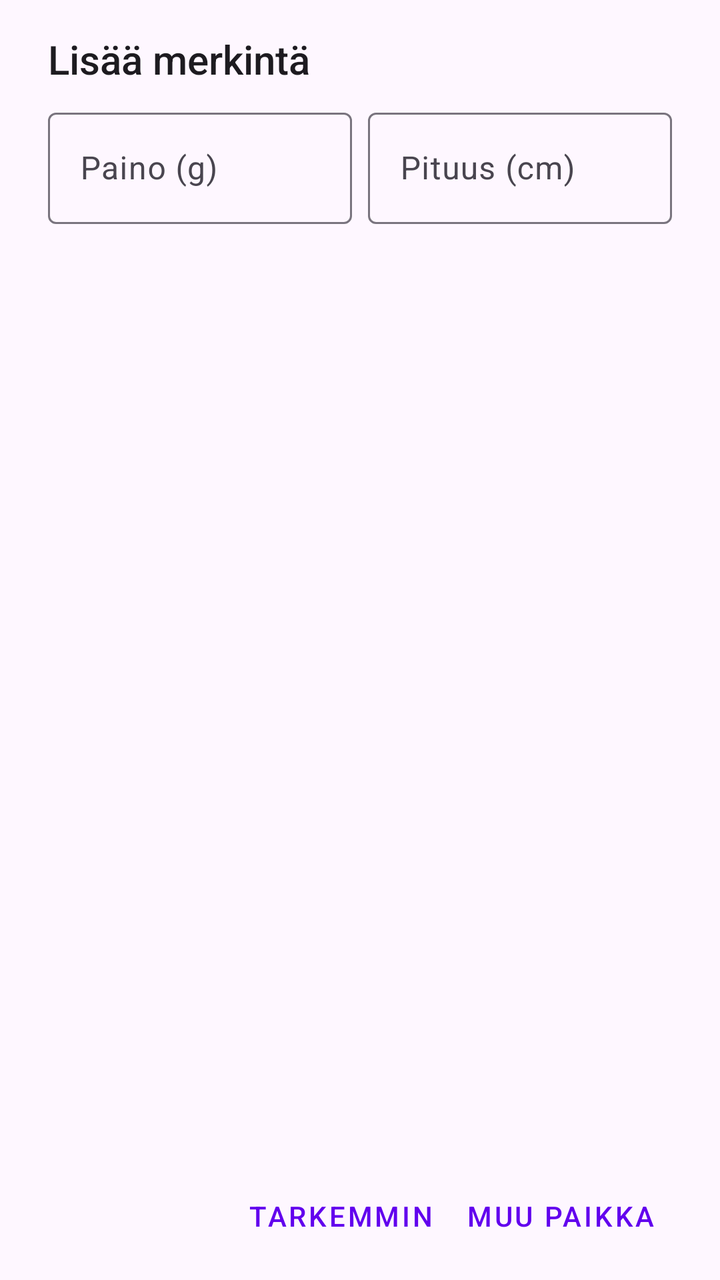
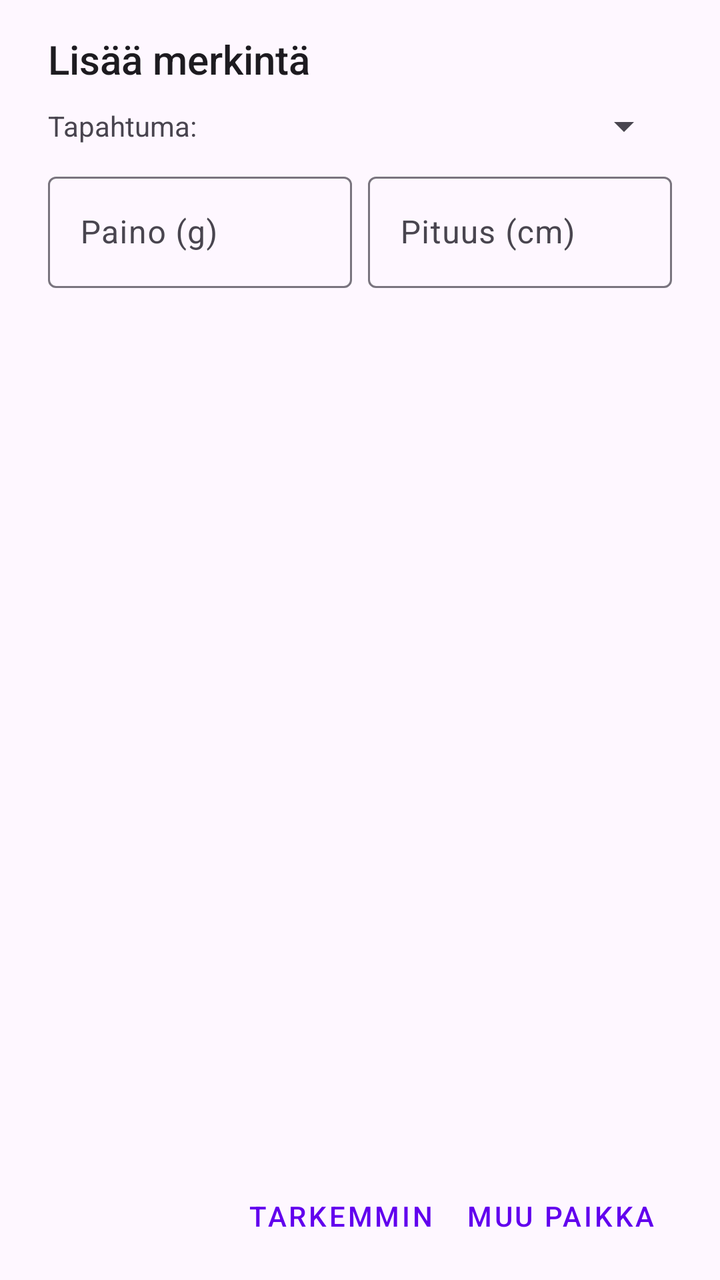

The first picture is an Android layout as it rendered before a commit; the second is the same layout after the commit. The layout source and the unified diff follow.
<!-- AndroidManifest.xml: application theme Theme.KalaKartta -->
<!-- res/layout/dialog_species_title.xml -->
<?xml version="1.0" encoding="utf-8"?>
<LinearLayout xmlns:android="http://schemas.android.com/apk/res/android"
    android:id="@+id/dialog_species_root"
    android:layout_width="match_parent"
    android:layout_height="match_parent"
    android:orientation="vertical"
    android:paddingStart="24dp"
    android:paddingTop="16dp"
    android:paddingEnd="24dp"
    android:paddingBottom="8dp">

    <TextView
        android:id="@+id/dialogTitle"
        android:layout_width="match_parent"
        android:layout_height="wrap_content"
        android:text="@string/add_catch"
        android:textAppearance="@style/TextAppearance.AppCompat.Title" />

    <com.google.android.material.textfield.TextInputLayout
        android:id="@+id/placeNameInputLayout"
        android:layout_width="match_parent"
        android:layout_height="wrap_content"
        android:hint="@string/place_name"
        android:layout_marginTop="8dp"
        android:visibility="gone">
        <com.google.android.material.textfield.TextInputEditText
            android:id="@+id/placeNameInput"
            android:layout_width="match_parent"
            android:layout_height="wrap_content"
            android:inputType="textCapSentences" />
    </com.google.android.material.textfield.TextInputLayout>

    <LinearLayout
        android:id="@+id/fishInputsLayout"
        android:layout_width="match_parent"
        android:layout_height="wrap_content"
        android:orientation="horizontal"
        android:layout_marginTop="8dp">

        <com.google.android.material.textfield.TextInputLayout
            android:layout_width="0dp"
            android:layout_height="wrap_content"
            android:layout_weight="1"
            android:hint="@string/weight"
            android:layout_marginEnd="4dp">
            <com.google.android.material.textfield.TextInputEditText
                android:id="@+id/weightInput"
                android:layout_width="match_parent"
                android:layout_height="wrap_content"
                android:inputType="number" />
        </com.google.android.material.textfield.TextInputLayout>

        <com.google.android.material.textfield.TextInputLayout
            android:layout_width="0dp"
            android:layout_height="wrap_content"
            android:layout_weight="1"
            android:hint="@string/length"
            android:layout_marginStart="4dp">
            <com.google.android.material.textfield.TextInputEditText
                android:id="@+id/lengthInput"
                android:layout_width="match_parent"
                android:layout_height="wrap_content"
                android:inputType="number" />
        </com.google.android.material.textfield.TextInputLayout>

    </LinearLayout>

    <TextView
        android:id="@+id/weatherStationInfo"
        android:layout_width="match_parent"
        android:layout_height="wrap_content"
        android:textSize="12sp"
        android:visibility="gone"
        android:layout_marginTop="2dp"
        android:textColor="?android:attr/textColorSecondary" />

    <LinearLayout
        android:layout_width="match_parent"
        android:layout_height="0dp"
        android:layout_weight="1"
        android:minHeight="200dp"
        android:orientation="vertical">
        <ListView
            android:id="@+id/speciesListView"
            android:layout_width="match_parent"
            android:layout_height="match_parent"
            android:divider="@null"
            android:dividerHeight="0dp" />
    </LinearLayout>

    <LinearLayout
        android:layout_width="match_parent"
        android:layout_height="wrap_content"
        android:orientation="horizontal"
        android:gravity="end"
        android:layout_marginTop="8dp">

        <com.google.android.material.button.MaterialButton
            android:id="@+id/addDetailedButton"
            style="@style/Widget.MaterialComponents.Button.TextButton"
            android:layout_width="wrap_content"
            android:layout_height="wrap_content"
            android:textColor="#6200EE"
            android:text="@string/add_detailed" />

        <com.google.android.material.button.MaterialButton
            android:id="@+id/addOtherButton"
            style="@style/Widget.MaterialComponents.Button.TextButton"
            android:layout_width="wrap_content"
            android:layout_height="wrap_content"
            android:textColor="#6200EE"
            android:text="@string/add_other" />

    </LinearLayout>

</LinearLayout>
<!-- resources referenced by this layout -->
<resources>
  <string name="add_catch">Lisää merkintä</string>
  <string name="add_detailed">Tarkemmin</string>
  <string name="add_other">Muu paikka</string>
  <string name="length">Pituus (cm)</string>
  <string name="place_name">Paikan nimi</string>
  <string name="weight">Paino (g)</string>
  <style name="Theme.KalaKartta" parent="Base.Theme.KalaKartta" />
  <style name="Base.Theme.KalaKartta" parent="Theme.Material3.DayNight.NoActionBar">
          
          
      </style>
</resources>

<!-- the commit's change to res/layout/dialog_species_title.xml (unified diff, before → after) -->
@@ -29,6 +29,27 @@
             android:layout_height="wrap_content"
             android:inputType="textCapSentences" />
     </com.google.android.material.textfield.TextInputLayout>
+
+    <LinearLayout
+        android:id="@+id/eventTypeContainer"
+        android:layout_width="match_parent"
+        android:layout_height="wrap_content"
+        android:orientation="horizontal"
+        android:layout_marginTop="8dp"
+        android:gravity="center_vertical">
+
+        <TextView
+            android:layout_width="wrap_content"
+            android:layout_height="wrap_content"
+            android:text="Tapahtuma:"
+            android:layout_marginEnd="8dp" />
+
+        <Spinner
+            android:id="@+id/eventTypeSpinner"
+            android:layout_width="match_parent"
+            android:layout_height="wrap_content" />
+
+    </LinearLayout>
 
     <LinearLayout
         android:id="@+id/fishInputsLayout"
